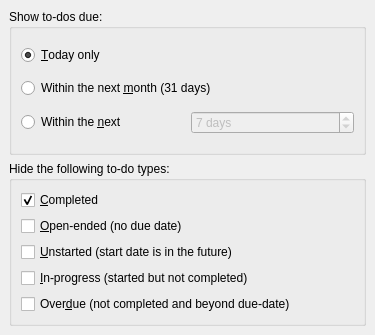
Before: the Qt Designer form kontact/plugins/korganizer/todosummaryconfig_base.ui in chusopr/kdepim-ktimetracker-akonadi, drawn with Qt 5.
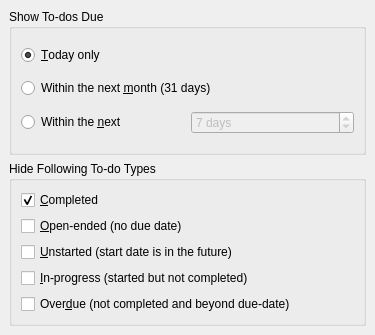
After: the same form once the commit is applied.

```diff
--- a/kontact/plugins/korganizer/todosummaryconfig_base.ui
+++ b/kontact/plugins/korganizer/todosummaryconfig_base.ui
@@ -32,7 +32,7 @@
    <item>
     <widget class="QGroupBox" name="mDaysGroup" >
      <property name="title" >
-      <string>Show to-dos due:</string>
+      <string>Show To-dos Due</string>
      </property>
      <layout class="QGridLayout" >
       <property name="margin" >
@@ -105,7 +105,7 @@
    <item>
     <widget class="QGroupBox" name="mHideGroup" >
      <property name="title" >
-      <string>Hide the following to-do types:</string>
+      <string>Hide Following To-do Types</string>
      </property>
      <layout class="QVBoxLayout" >
       <property name="margin" >
```
